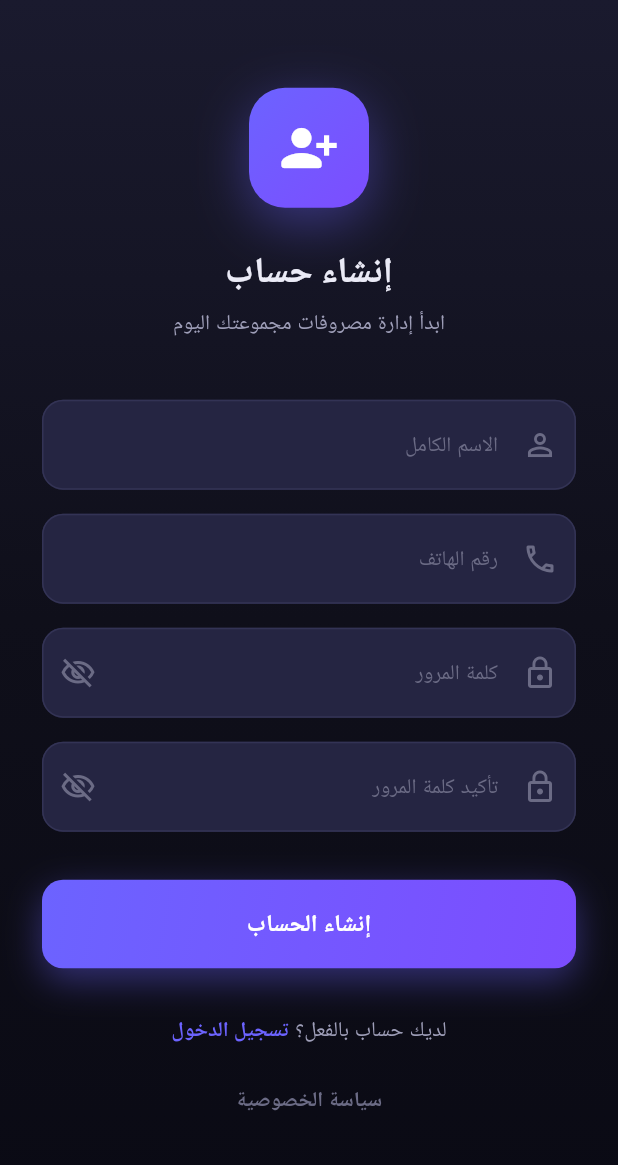
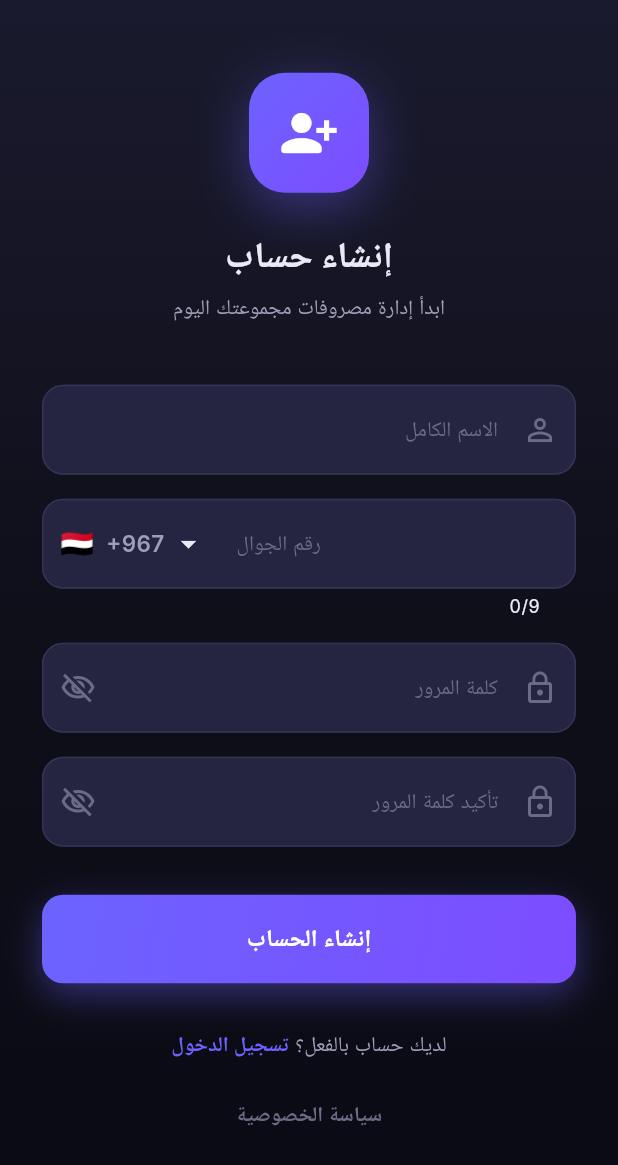
Before and after one commit to Hazem-Alyaari/loan-App, a Flutter app: the screen it shows after launch, after a tap on "إنشاء حساب", on a phone screen of 412 x 824 dp. Shown: the top 1165 px of the screen. Run offline on Flutter 3.47's test engine with Material 3 defaults, Android fonts, the phone set to English and light mode, and no system bars; drawn by our look-alikes of intl_phone_field; our stand-ins replace cloud_firestore, firebase_auth, firebase_core, flutter_riverpod, freezed_annotation, go_router; accounts and stored records are empty; network calls fail; Roboto replaces fonts that are missing (Inter).

Commit message:
Add international phone field support in authentication screens</message>
<message>
- Integrated `intl_phone_field` package to enhance phone number input in `LoginScreen` and `RegisterScreen`.
- Replaced standard text fields with `InternationalPhoneFormField` for better user experience and validation.
- Updated phone number normalization logic to ensure only digits are processed, improving input handling.
- Added error handling for empty phone number submissions, providing user feedback through snack bars.

```diff
--- /dev/null
+++ b/lib/core/utils/phone_submit_format.dart
@@ -0,0 +1,6 @@
+import 'package:intl_phone_field/phone_number.dart';
+
+/// يحوّل رقم [PhoneNumber] إلى أرقام فقط (E.164 بدون +) ليتوافق مع [_normalizePhone] في المستودع.
+String phoneToStoredDigits(PhoneNumber phone) {
+  return phone.completeNumber.replaceAll(RegExp(r'\D'), '');
+}
--- /dev/null
+++ b/lib/core/widgets/international_phone_form_field.dart
@@ -0,0 +1,66 @@
+import 'package:flutter/material.dart';
+import 'package:intl_phone_field/country_picker_dialog.dart';
+import 'package:intl_phone_field/intl_phone_field.dart';
+import 'package:intl_phone_field/phone_number.dart';
+import 'package:loan/core/theme/app_theme.dart';
+
+/// حقل هاتف مع اختيار الدولة والتحقق من الطول حسب الدولة (intl_phone_field).
+class InternationalPhoneFormField extends StatelessWidget {
+  const InternationalPhoneFormField({
+    super.key,
+    required this.controller,
+    this.onSaved,
+    this.autovalidateMode,
+    this.initialCountryCode = 'YE',
+    this.languageCode = 'ar',
+  });
+
+  final TextEditingController controller;
+  final FormFieldSetter<PhoneNumber>? onSaved;
+  final AutovalidateMode? autovalidateMode;
+
+  /// رمز ISO الافتراضي عند فتح الشاشة (الافتراضي: YE = +967، يمكن تغيير الدولة من القائمة).
+  final String initialCountryCode;
+
+  /// لأسماء الدول في مربع البحث (مثلاً ar / en).
+  final String languageCode;
+
+  @override
+  Widget build(BuildContext context) {
+    return Directionality(
+      textDirection: TextDirection.ltr,
+      child: IntlPhoneField(
+        controller: controller,
+        initialCountryCode: initialCountryCode,
+        languageCode: languageCode,
+        autovalidateMode: autovalidateMode ?? AutovalidateMode.onUserInteraction,
+        invalidNumberMessage: 'رقم الهاتف غير صالح',
+        showDropdownIcon: true,
+        dropdownIconPosition: IconPosition.trailing,
+        style: const TextStyle(color: AppColors.textPrimary),
+        dropdownTextStyle: const TextStyle(
+          color: AppColors.textSecondary,
+          fontWeight: FontWeight.w600,
+          fontSize: 15,
+        ),
+        flagsButtonPadding: const EdgeInsets.symmetric(horizontal: 8),
+        pickerDialogStyle: PickerDialogStyle(
+          backgroundColor: AppColors.surface,
+          countryNameStyle: const TextStyle(color: AppColors.textPrimary),
+          countryCodeStyle: const TextStyle(color: AppColors.textSecondary),
+          searchFieldInputDecoration: const InputDecoration(
+            hintText: 'البحث عن دولة',
+            hintStyle: TextStyle(color: AppColors.textHint),
+            filled: true,
+            fillColor: AppColors.surfaceLight,
+          ),
+          searchFieldCursorColor: AppColors.primary,
+        ),
+        decoration: const InputDecoration(
+          hintText: 'رقم الجوال',
+        ),
+        onSaved: onSaved,
+      ),
+    );
+  }
+}
--- a/lib/features/auth/infrastructure/repositories/auth_repository.dart
+++ b/lib/features/auth/infrastructure/repositories/auth_repository.dart
@@ -211,10 +211,10 @@ class AuthRepository implements IAuthRepository {
   }
 
   String _normalizePhone(String phone) {
-    final digitsOnly = phone.replaceAll(RegExp(r'[^0-9+]'), '');
-    if (digitsOnly.isEmpty) {
+    final digits = phone.replaceAll(RegExp(r'\D'), '');
+    if (digits.isEmpty) {
       throw Exception('رقم الهاتف مطلوب');
     }
-    return digitsOnly;
+    return digits;
   }
 }
--- a/lib/features/auth/presentation/screens/login_screen.dart
+++ b/lib/features/auth/presentation/screens/login_screen.dart
@@ -1,8 +1,11 @@
 import 'package:flutter/material.dart';
 import 'package:flutter_riverpod/flutter_riverpod.dart';
 import 'package:go_router/go_router.dart';
+import 'package:intl_phone_field/phone_number.dart';
 import 'package:loan/core/theme/app_theme.dart';
+import 'package:loan/core/utils/phone_submit_format.dart';
 import 'package:loan/core/widgets/gradient_button.dart';
+import 'package:loan/core/widgets/international_phone_form_field.dart';
 import 'package:loan/features/auth/application/providers/auth_providers.dart';
 import 'package:loan/features/auth/presentation/screens/privacy_policy_screen.dart';
 
@@ -18,6 +21,7 @@ class _LoginScreenState extends ConsumerState<LoginScreen>
   final _formKey = GlobalKey<FormState>();
   final _phoneController = TextEditingController();
   final _passwordController = TextEditingController();
+  PhoneNumber? _savedPhone;
   bool _obscurePassword = true;
   late AnimationController _fadeController;
   late Animation<double> _fadeAnimation;
@@ -134,22 +138,9 @@ class _LoginScreenState extends ConsumerState<LoginScreen>
                         key: _formKey,
                         child: Column(
                           children: [
-                            TextFormField(
+                            InternationalPhoneFormField(
                               controller: _phoneController,
-                              keyboardType: TextInputType.phone,
-                              style: const TextStyle(
-                                  color: AppColors.textPrimary),
-                              decoration: const InputDecoration(
-                                hintText: 'رقم الهاتف',
-                                prefixIcon: Icon(Icons.phone_outlined,
-                                    color: AppColors.textHint),
-                              ),
-                              validator: (v) {
-                                if (v == null || v.trim().isEmpty) {
-                                  return 'رقم الهاتف مطلوب';
-                                }
-                                return null;
-                              },
+                              onSaved: (p) => _savedPhone = p,
                             ),
                             const SizedBox(height: 16),
                             TextFormField(
@@ -287,12 +278,22 @@ class _LoginScreenState extends ConsumerState<LoginScreen>
   }
 
   void _handleSignIn() {
-    if (_formKey.currentState!.validate()) {
-      ref.read(authControllerProvider.notifier).signInWithPhone(
-            _phoneController.text.trim(),
-            _passwordController.text,
-          );
+    if (!_formKey.currentState!.validate()) return;
+    _formKey.currentState!.save();
+    final phone = _savedPhone;
+    if (phone == null || phone.number.trim().isEmpty) {
+      ScaffoldMessenger.of(context).showSnackBar(
+        const SnackBar(
+          content: Text('رقم الهاتف مطلوب'),
+          backgroundColor: AppColors.error,
+        ),
+      );
+      return;
     }
+    ref.read(authControllerProvider.notifier).signInWithPhone(
+          phoneToStoredDigits(phone),
+          _passwordController.text,
+        );
   }
 
   void _handleGoogleSignIn() {
--- a/lib/features/auth/presentation/screens/register_screen.dart
+++ b/lib/features/auth/presentation/screens/register_screen.dart
@@ -1,8 +1,11 @@
 import 'package:flutter/material.dart';
 import 'package:flutter_riverpod/flutter_riverpod.dart';
 import 'package:go_router/go_router.dart';
+import 'package:intl_phone_field/phone_number.dart';
 import 'package:loan/core/theme/app_theme.dart';
+import 'package:loan/core/utils/phone_submit_format.dart';
 import 'package:loan/core/widgets/gradient_button.dart';
+import 'package:loan/core/widgets/international_phone_form_field.dart';
 import 'package:loan/features/auth/application/providers/auth_providers.dart';
 import 'package:loan/features/auth/presentation/screens/privacy_policy_screen.dart';
 
@@ -20,6 +23,7 @@ class _RegisterScreenState extends ConsumerState<RegisterScreen>
   final _phoneController = TextEditingController();
   final _passwordController = TextEditingController();
   final _confirmPasswordController = TextEditingController();
+  PhoneNumber? _savedPhone;
   bool _obscurePassword = true;
   bool _obscureConfirm = true;
   late AnimationController _fadeController;
@@ -155,22 +159,9 @@ class _RegisterScreenState extends ConsumerState<RegisterScreen>
                               },
                             ),
                             const SizedBox(height: 16),
-                            TextFormField(
+                            InternationalPhoneFormField(
                               controller: _phoneController,
-                              keyboardType: TextInputType.phone,
-                              style: const TextStyle(
-                                  color: AppColors.textPrimary),
-                              decoration: const InputDecoration(
-                                hintText: 'رقم الهاتف',
-                                prefixIcon: Icon(Icons.phone_outlined,
-                                    color: AppColors.textHint),
-                              ),
-                              validator: (v) {
-                                if (v == null || v.trim().isEmpty) {
-                                  return 'رقم الهاتف مطلوب';
-                                }
-                                return null;
-                              },
+                              onSaved: (p) => _savedPhone = p,
                             ),
                             const SizedBox(height: 16),
                             TextFormField(
@@ -288,12 +279,22 @@ class _RegisterScreenState extends ConsumerState<RegisterScreen>
   }
 
   void _handleRegister() {
-    if (_formKey.currentState!.validate()) {
-      ref.read(authControllerProvider.notifier).registerWithEmail(
-            fullName: _nameController.text.trim(),
-            phoneNumber: _phoneController.text.trim(),
-            password: _passwordController.text,
-          );
+    if (!_formKey.currentState!.validate()) return;
+    _formKey.currentState!.save();
+    final phone = _savedPhone;
+    if (phone == null || phone.number.trim().isEmpty) {
+      ScaffoldMessenger.of(context).showSnackBar(
+        const SnackBar(
+          content: Text('رقم الهاتف مطلوب'),
+          backgroundColor: AppColors.error,
+        ),
+      );
+      return;
     }
+    ref.read(authControllerProvider.notifier).registerWithEmail(
+          fullName: _nameController.text.trim(),
+          phoneNumber: phoneToStoredDigits(phone),
+          password: _passwordController.text,
+        );
   }
 }
--- a/pubspec.yaml
+++ b/pubspec.yaml
@@ -17,6 +17,7 @@ dependencies:
   flutter_riverpod: ^3.3.1
   freezed_annotation: ^3.1.0
   go_router: ^17.2.2
+  intl_phone_field: ^3.2.0
   json_annotation: ^4.11.0
   riverpod_annotation: ^4.0.2
 
```
